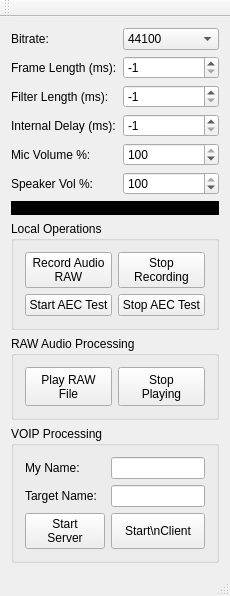
First picture: the form in mainwindow.ui, repository exjra/speextest, before the edit.
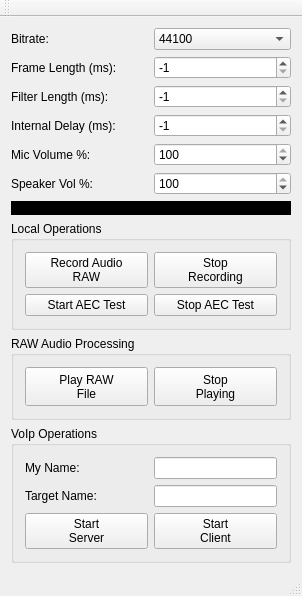
Second picture: the form after the edit.

Commit message: added network operation

Patch:
```diff
--- a/mainwindow.ui
+++ b/mainwindow.ui
@@ -6,7 +6,7 @@
    <rect>
     <x>0</x>
     <y>0</y>
-    <width>208</width>
+    <width>302</width>
     <height>596</height>
    </rect>
   </property>
@@ -272,7 +272,7 @@
     <item row="11" column="0" colspan="2">
      <widget class="QGroupBox" name="groupBox_3">
       <property name="title">
-       <string>VOIP Processing</string>
+       <string>VoIp Operations</string>
       </property>
       <layout class="QGridLayout" name="gridLayout_4">
        <item row="0" column="1">
@@ -344,7 +344,8 @@
           </sizepolicy>
          </property>
          <property name="text">
-          <string>Start\nClient</string>
+          <string>Start
+Client</string>
          </property>
         </widget>
        </item>
```
Left out of the diff: 2 changed lines with no effect on the pictures. The commit also changes 12 other files.
